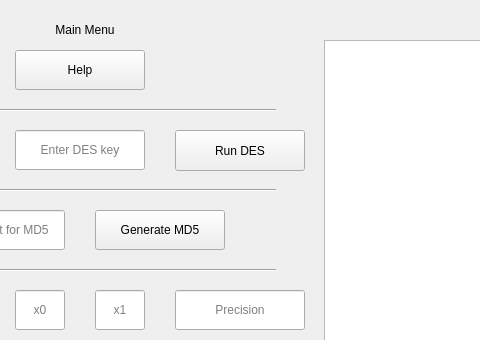
This is mainwindow.ui in Faceiit/TMP_project_14 as Qt 5 draws it before an edit; both pictures show x 205 to 685 and y 0 to 340 of the 941 by 560 pixel window. The edited form follows.
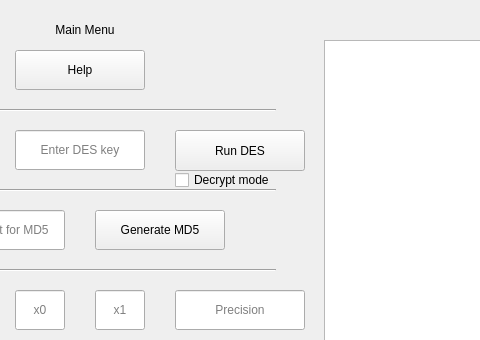
This is the edited form.

```diff
--- a/mainwindow.ui
+++ b/mainwindow.ui
@@ -126,6 +126,19 @@
     <string>Run DES</string>
    </property>
   </widget>
+  <widget class="QCheckBox" name="desDecryptCheckBox">
+   <property name="geometry">
+    <rect>
+     <x>380</x>
+     <y>170</y>
+     <width>130</width>
+     <height>20</height>
+    </rect>
+   </property>
+   <property name="text">
+    <string>Decrypt mode</string>
+   </property>
+  </widget>
   <widget class="QLineEdit" name="md5InputEdit">
    <property name="geometry">
     <rect>
```
